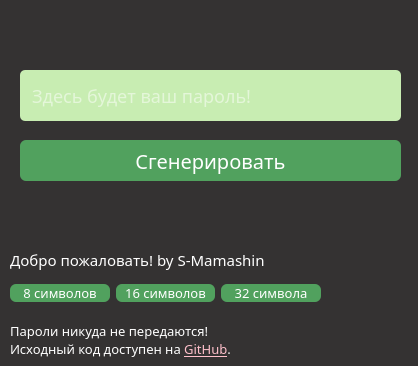
Above: ui/passgen.ui from SMamashin/PassGenerator before the change. Below: the same form after it.
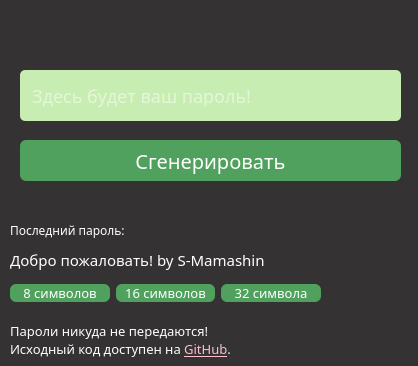
That is the form after the change. Icons and pictures are not drawn.

The edit to the form file:
```diff
--- a/ui/passgen.ui
+++ b/ui/passgen.ui
@@ -113,7 +113,7 @@
     <string>Сгенерировать</string>
    </property>
   </widget>
-  <widget class="QWidget" name="">
+  <widget class="QWidget" name="layoutWidget">
    <property name="geometry">
     <rect>
      <x>10</x>
@@ -217,6 +217,24 @@
     <string>Пароли никуда не передаются!&lt;br&gt; Исходный код доступен на &lt;a style=&quot;color: pink; text-decoration: red underline;&quot;  href=&quot;https://github.com/SMamashin/PassGenerator&quot;&gt;GitHub&lt;/a&gt;.</string>
    </property>
   </widget>
+  <widget class="QLabel" name="label_3">
+   <property name="geometry">
+    <rect>
+     <x>10</x>
+     <y>220</y>
+     <width>411</width>
+     <height>20</height>
+    </rect>
+   </property>
+   <property name="styleSheet">
+    <string notr="true">color: #fff;
+font-size: 12px;
+</string>
+   </property>
+   <property name="text">
+    <string>Последний пароль:</string>
+   </property>
+  </widget>
  </widget>
  <resources/>
  <connections/>
```
